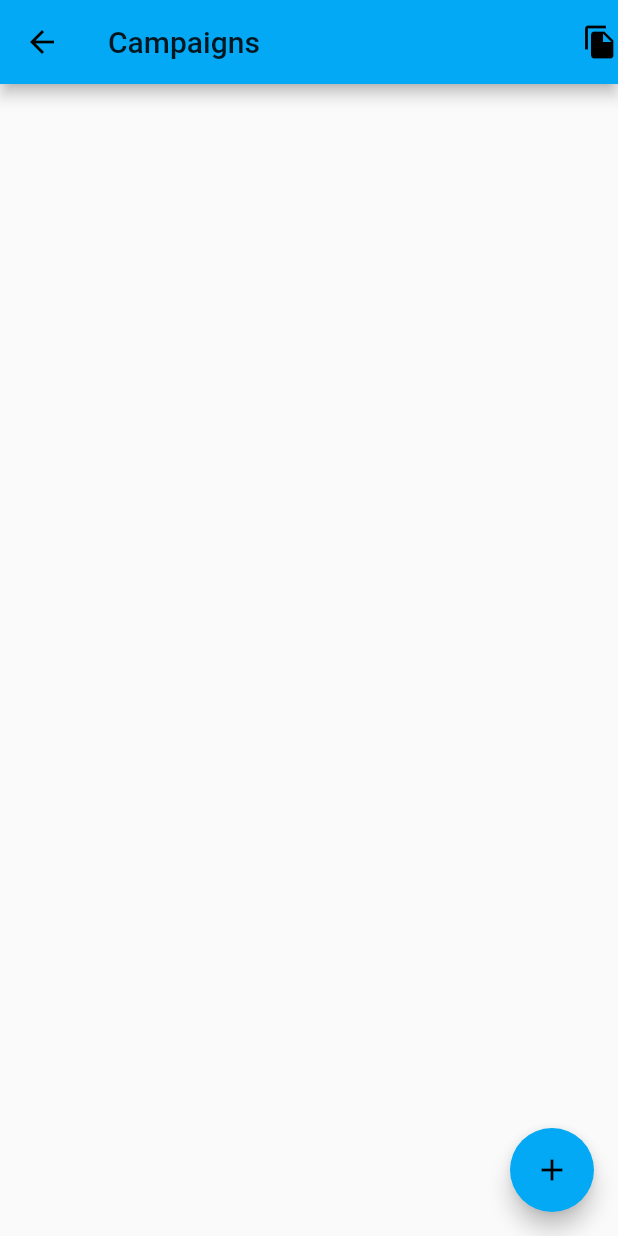
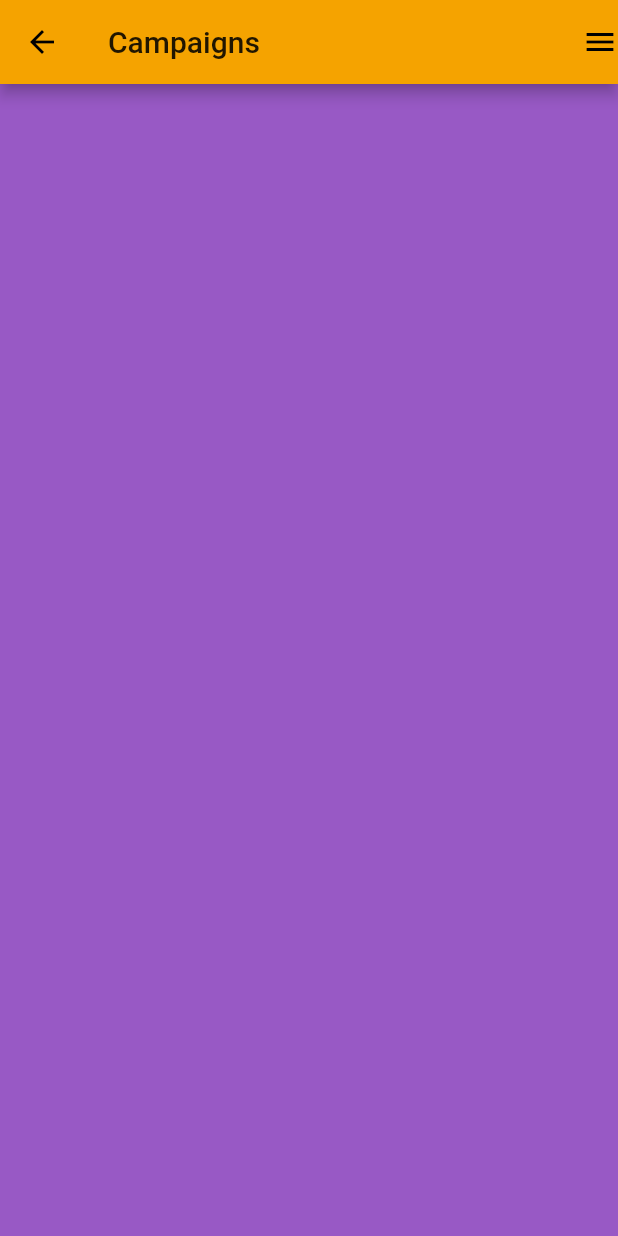
Before and after one commit to JohnminerIv/your_digital_tabletop, a Flutter app: the screen it shows after launch, after a tap on "Campaign", on a phone screen of 412 x 824 dp. Run offline on Flutter 3.47's test engine with Material 2 defaults, Android fonts, the phone set to English and light mode, and no system bars.

Commit message:
working on cleening up my code, making helper functions and implementing proper color scheemes

```diff
--- /dev/null
+++ b/lib/campaign.dart
@@ -0,0 +1,323 @@
+import 'package:flutter/material.dart';
+import 'package:flutter/rendering.dart';
+import 'package:flutter/widgets.dart';
+import 'dart:io';
+import 'package:path_provider/path_provider.dart';
+
+enum FileOptions { rename, delete }
+
+class Campaign extends StatefulWidget {
+  final title = "Campaigns";
+  final directory;
+
+  const Campaign({Key key, this.directory}) : super(key: key);
+
+  @override
+  _CampaignState createState() => _CampaignState(directory);
+}
+
+class _CampaignState extends State<Campaign> {
+  final GlobalKey<ScaffoldState> _scaffoldKey = GlobalKey<ScaffoldState>();
+  bool drawerIsOpen = false;
+  var filesList = [];
+  Directory dir;
+  List<FileSystemEntity> fileAndFolders = [];
+
+
+  FileOptions fileOption = FileOptions.rename;
+  int renamingAtIndex;
+
+  _CampaignState(this.dir);
+
+  @override
+  void initState() {
+    super.initState();
+    if (dir == null) {
+      getApplicationDocumentsDirectory().then((Directory directory) {
+        dir = new Directory('${directory.path}/playerAssets/campaigns');
+        var lister = dir.list();
+        lister.listen(
+              (systemEntity) {
+            setState(() {
+              fileAndFolders.add(systemEntity);
+            });
+          },
+        );
+      });
+    } else {
+      updateFiles();
+    }
+  }
+
+  updateFiles() {
+    var lister = dir.list();
+    lister.listen(
+          (systemEntity) {
+        setState(() {
+          fileAndFolders.add(systemEntity);
+        });
+      },
+    );
+  }
+
+  openButton(path) {
+    return FlatButton(
+      color: Theme
+          .of(context)
+          .primaryColor,
+      onPressed: () {
+        Directory thisDir = new Directory(path);
+        Navigator.push(context, MaterialPageRoute(builder: (context) {
+          return Campaign(
+            directory: thisDir,
+          );
+        }));
+      },
+      child: SizedBox(
+        height: 20,
+        width: 40,
+        child: Center(
+          child: Text("Open"),
+        ),
+      ),
+    );
+  }
+
+  editButton(path) {
+    return FlatButton(
+      color: Theme
+          .of(context)
+          .primaryColor,
+      onPressed: () {
+        Directory thisDir = new Directory(path);
+        Navigator.push(context, MaterialPageRoute(builder: (context) {
+          return TextEditClass(
+            thisDir,
+          );
+        }));
+      },
+      child: SizedBox(
+        height: 20,
+        width: 30,
+        child: Center(
+          child: Text("Edit"),
+        ),
+      ),
+    );
+  }
+
+  addFile() {
+    final notesFile = new File('${dir.path}/${fileAndFolders.length}.txt');
+    notesFile.createSync(recursive: true);
+    setState(() {
+      fileAndFolders = dir.listSync();
+    });
+  }
+
+  addDirectory() {
+    final notesDir = new Directory('${dir.path}/${fileAndFolders.length}');
+    notesDir.createSync(recursive: true);
+    setState(() {
+      fileAndFolders = dir.listSync();
+    });
+  }
+
+  void _openEndDrawer() {
+    setState(() {
+      drawerIsOpen = true;
+    });
+    _scaffoldKey.currentState.openEndDrawer();
+  }
+
+  void _closeEndDrawer() {
+    setState(() {
+      drawerIsOpen = false;
+    });
+    Navigator.of(context).pop();
+  }
+
+  chooseProperButton(fileEntity) {
+    if (fileEntity is File) {
+      return editButton(fileEntity.path);
+    } else {
+      return openButton(fileEntity.path);
+    }
+  }
+
+  filePopUpMenu(index) {
+    PopupMenuButton<FileOptions>(
+      onSelected: (FileOptions result) {
+        fileOption = result;
+        if (fileOption == FileOptions.delete) {
+          fileAndFolders[index].delete(recursive: true);
+          fileOption = FileOptions.delete;
+          updateFiles();
+        } else if (fileOption == FileOptions.rename) {
+          fileAndFolders[index].delete(recursive: true);
+          fileOption = FileOptions.delete;
+          updateFiles();
+        }
+      },
+      itemBuilder: (BuildContext context) =>
+      <PopupMenuEntry<FileOptions>>[
+        const PopupMenuItem<FileOptions>(
+          value: FileOptions.rename,
+          child: Text('Rename'),
+        ),
+        const PopupMenuItem<FileOptions>(
+          value: FileOptions.delete,
+          child: Text('Delete'),
+        )
+      ],
+    );
+  }
+
+  @override
+  Widget build(BuildContext context) {
+    if (fileAndFolders == null) {
+      return Scaffold(
+        appBar: AppBar(title: Text(widget.title)),
+        body: new CircularProgressIndicator(
+          backgroundColor: Theme
+              .of(context)
+              .accentColor,
+        ),
+      );
+    }
+    return Scaffold(
+      appBar: AppBar(
+        title: Text(widget.title),
+        actions: [
+          Builder(builder: (BuildContext context) {
+            return GestureDetector(
+              onTap: () {
+                drawerIsOpen ? _closeEndDrawer() : _openEndDrawer();
+              },
+              child: drawerIsOpen ? Icon(Icons.close) : Icon(Icons.menu),
+            );
+          })
+        ],
+      ),
+      body: Scaffold(
+        key: _scaffoldKey,
+        body: ListView.separated(
+          padding: const EdgeInsets.all(30),
+          itemCount: fileAndFolders.length,
+          itemBuilder: (BuildContext context, int index) {
+            return Container(
+                padding: EdgeInsets.only(left: 30, right: 30),
+                height: 50,
+                color: Theme
+                    .of(context)
+                    .accentColor,
+                child: Row(
+                  mainAxisAlignment: MainAxisAlignment.spaceBetween,
+                  children: [
+                    renamingAtIndex == index ? TextField(
+                      controller:,
+                    )
+                    Text(fileAndFolders[index].path
+                        .split("/")
+                        .last),
+                    chooseProperButton(fileAndFolders[index])
+                  ],
+                ));
+          },
+          separatorBuilder: (BuildContext context, int index) =>
+          const Divider(),
+        ),
+        endDrawer: Drawer(
+          child: Align(
+            alignment: Alignment.topCenter,
+            child: Column(
+              mainAxisAlignment: MainAxisAlignment.center,
+              children: <Widget>[
+                ElevatedButton(
+                  onPressed: () {
+                    addFile();
+                  },
+                  child: SizedBox(
+                    height: 20,
+                    width: 200,
+                    child: Center(
+                      child: const Text('Add a File'),
+                    ),
+                  ),
+                ),
+                ElevatedButton(
+                  onPressed: () {
+                    addDirectory();
+                  },
+                  child: SizedBox(
+                    height: 20,
+                    width: 200,
+                    child: Center(
+                      child: const Text('Add a Folder'),
+                    ),
+                  ),
+                ),
+                Expanded(
+                  child: Container(),
+                )
+              ],
+            ),
+          ),
+        ),
+        endDrawerEnableOpenDragGesture: false,
+      ),
+    );
+  }
+}
+
+class TextEditClass extends StatefulWidget {
+  final Directory dir;
+
+  TextEditClass(this.dir);
+
+  @override
+  _TextEditClass createState() => _TextEditClass(dir);
+}
+
+class _TextEditClass extends State<TextEditClass> {
+  Directory dir;
+  TextEditingController _textController;
+
+  @override
+  void initState() {
+    super.initState();
+    _textController = new TextEditingController();
+    var file = File(dir.path);
+    _textController.text = file.readAsStringSync();
+  }
+
+  _TextEditClass(this.dir);
+
+  saveText() {
+    print(_textController.text);
+    var file = File(dir.path);
+    file.writeAsStringSync(_textController.text);
+    print(file.readAsStringSync());
+  }
+
+  @override
+  Widget build(BuildContext context) {
+    // TODO: implement build
+    var appBar = AppBar(title: Text("${dir.path
+        .split('/')
+        .last}"));
+    return Scaffold(
+      appBar: appBar,
+      body: TextField(
+          controller: _textController,
+          keyboardType: TextInputType.multiline,
+          maxLines: null,
+          style: TextStyle(fontSize: 12.0)),
+      floatingActionButton: FloatingActionButton(
+        child: Icon(Icons.save),
+        onPressed: () {
+          saveText();
+        },
+      ),
+    );
+  }
+}
--- a/lib/main.dart
+++ b/lib/main.dart
@@ -1,37 +1,42 @@
+import 'dart:io';
+
 import 'package:flutter/material.dart';
 import 'package:flutter/rendering.dart';
-import 'dart:io';
 import 'package:path_provider/path_provider.dart';
+
+import 'campaign.dart';
 import 'character.dart';
-import 'utils.dart';
 
-void main() async {
+void main() {
   runApp(DigitalTableTopApp());
-}
-
-Future<String> get _localPath async {
-  final directory = await getApplicationDocumentsDirectory();
-
-  return directory.path;
 }
 
 class DigitalTableTopApp extends StatelessWidget {
   @override
   Widget build(BuildContext context) {
+    // Override the Build method to create the player assets path which will
+    // contain any files that they create.
     getApplicationDocumentsDirectory().then((Directory path) {
       final charDir = new Directory('${path.path}/playerAssets/characters');
       final notesDir = new Directory('${path.path}/playerAssets/campaigns');
       charDir.exists().then((isThere) {
-        isThere ? print('exists') : charDir.create(recursive: true);
+        if (isThere) {
+          print("The playerAssets path exists");
+        } else {
+          print("The playerAssets path dose not exist");
+          charDir.create(recursive: true);
           notesDir.create(recursive: true);
+          print("playerAssets path created");
+        }
       });
     });
     return MaterialApp(
         title: "Digital Tabletop",
         theme: ThemeData(
-            primarySwatch: Colors.lightBlue,
-            primaryColorLight: Colors.lightBlueAccent,
-            primaryColorDark: Colors.blueGrey,
+            primarySwatch: Colors.amber,
+            primaryColor: Color(0xffF5A300),
+            accentColor: Color(0xffC77E63),
+            scaffoldBackgroundColor: Color(0xff9859C5),
             visualDensity: VisualDensity.adaptivePlatformDensity),
         home: DigitalTableTopHome(title: "Digital TableTop"));
   }
@@ -47,33 +52,26 @@ class DigitalTableTopHome extends StatefulWidget {
 }
 
 class _DigitalTableTopHome extends State<DigitalTableTopHome> {
-  Directory campaignDir;
-
-  @override
-  void initState() {
-    super.initState();
-    /*to store files temporary we use getTemporaryDirectory() but we need
-    permanent storage so we use getApplicationDocumentsDirectory() */
-    getApplicationDocumentsDirectory().then((Directory directory) {
-      setState(() {
-        campaignDir = new Directory('${directory.path}/playerAssets/campaigns');
-      });
-    });
-  }
-
   FlatButton routeButton(BuildContext context, String buttonText, Widget page) {
     return FlatButton(
+      color: Theme.of(context).accentColor,
       onPressed: () {
         Navigator.push(context, MaterialPageRoute(builder: (context) {
           return page;
         }));
       },
-        child: Text(buttonText));
+      child: SizedBox(
+        height: 40,
+        width: 200,
+        child: Center(
+          child: Text(buttonText),
+        ),
+      ),
+    );
   }
 
   @override
   Widget build(BuildContext context) {
-    // TODO: implement build
     return Scaffold(
       appBar: AppBar(
         title: Text(widget.title),
@@ -83,178 +81,11 @@ class _DigitalTableTopHome extends State<DigitalTableTopHome> {
           mainAxisAlignment: MainAxisAlignment.center,
           children: <Widget>[
             routeButton(context, "Characters", PlayerCharacters()),
-            routeButton(
-                context,
-                "Campaign",
-                Campaign(
-                  directory: campaignDir,
-                )),
+            routeButton(context, "Campaign", Campaign()),
             routeButton(context, "Local Play", LocalPlay()),
             routeButton(context, "Homebrew", Homebrew())
           ],
-        )));
-  }
-}
-
-class Campaign extends StatefulWidget {
-  final title = "Campaigns";
-  final directory;
-
-  const Campaign({Key key, this.directory}) : super(key: key);
-
-  @override
-  _CampaignState createState() => _CampaignState(directory);
-}
-
-class _CampaignState extends State<Campaign> {
-  var filesList = [];
-  Directory dir;
-  List<FileSystemEntity> files;
-
-  _CampaignState(this.dir);
-
-  @override
-  void initState() {
-    super.initState();
-    /*to store files temporary we use getTemporaryDirectory() but we need
-    permanent storage so we use getApplicationDocumentsDirectory() */
-    files = dir.listSync();
-  }
-
-  addDirectory() {
-    final notesDir = new Directory('${dir.path}/${files.length}');
-    notesDir.createSync(recursive: true);
-    setState(() {
-      files = dir.listSync();
-    });
-  }
-
-  openButton(path) {
-    return FlatButton(
-        onPressed: () {
-          Directory thisDir = new Directory(path);
-          Navigator.push(context, MaterialPageRoute(builder: (context) {
-            return Campaign(
-              directory: thisDir,
-            );
-          }));
-        },
-        child: Text("Open"));
-  }
-
-  editButton(path) {
-    return FlatButton(
-        onPressed: () {
-          Directory thisDir = new Directory(path);
-          Navigator.push(context, MaterialPageRoute(builder: (context) {
-            return TextEditClass(
-              thisDir,
-            );
-          }));
-        },
-        child: Text("Edit"));
-  }
-
-  addFile() {
-    final notesFile = new File('${dir.path}/${files.length}.txt');
-    notesFile.createSync(recursive: true);
-    setState(() {
-      files = dir.listSync();
-    });
-  }
-
-  chooseProperButton(fileEntity) {
-    return fileEntity is File
-        ? editButton(fileEntity.path)
-        : openButton(fileEntity.path);
-  }
-
-  @override
-  Widget build(BuildContext context) {
-    // TODO: implement build
-    return Scaffold(
-        appBar: AppBar(
-          title: Text(widget.title),
-          actions: [
-            GestureDetector(
-              onTap: () {
-                addFile();
-              },
-              child: Icon(Icons.file_copy),
-            )
-          ],
         ),
-        body: ListView.separated(
-          padding: const EdgeInsets.all(20.0),
-          itemCount: files.length,
-          itemBuilder: (BuildContext context, int index) {
-            return Container(
-                height: 50,
-                color: Colors.lightBlueAccent,
-                child: Row(
-                  children: [
-                    Text(files[index].path.split("/").last),
-                    chooseProperButton(files[index])
-                  ],
-                ));
-          },
-          separatorBuilder: (BuildContext context, int index) =>
-              const Divider(),
-        ),
-        floatingActionButton: FloatingActionButton(
-          tooltip: 'Increment',
-          child: Icon(Icons.add),
-          onPressed: () {
-            addDirectory();
-          },
-        ));
-  }
-}
-
-class TextEditClass extends StatefulWidget {
-  final Directory dir;
-
-  TextEditClass(this.dir);
-
-  @override
-  _TextEditClass createState() => _TextEditClass(dir);
-}
-
-class _TextEditClass extends State<TextEditClass> {
-  Directory dir;
-  TextEditingController _textController;
-
-  @override
-  void initState() {
-    super.initState();
-    _textController = new TextEditingController();
-    var file = File(dir.path);
-    _textController.text = file.readAsStringSync();
-
-  }
-
-  _TextEditClass(this.dir);
-  saveText(){
-    print(_textController.text);
-    var file = File(dir.path);
-    file.writeAsStringSync(_textController.text);
-    print(file.readAsStringSync());
-  }
-
-  @override
-  Widget build(BuildContext context) {
-    // TODO: implement build
-    var appBar = AppBar(title: Text("${dir.path.split('/').last}"));
-    return Scaffold(
-      appBar: appBar,
-      body: TextField(
-          controller: _textController,
-          keyboardType: TextInputType.multiline,
-          maxLines: null,
-          style: TextStyle(fontSize: 12.0, color: Colors.black)),
-      floatingActionButton: FloatingActionButton(
-        child: Icon(Icons.save),
-        onPressed: () {saveText();},
       ),
     );
   }
```
Also changed, not shown: lib/background.dart (+9 -12 lines), lib/character.dart (+7 -8 lines), lib/class.dart (+4 -7 lines), lib/race.dart (+4 -7 lines), lib/utils.dart (+4 -6 lines). Lines whose indentation alone changed are shown as unchanged.
